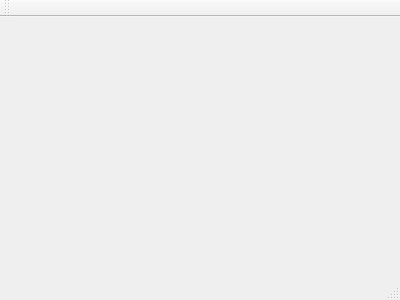
v-gromov/opencv_summer, file mainwindow.ui: the form before one commit.
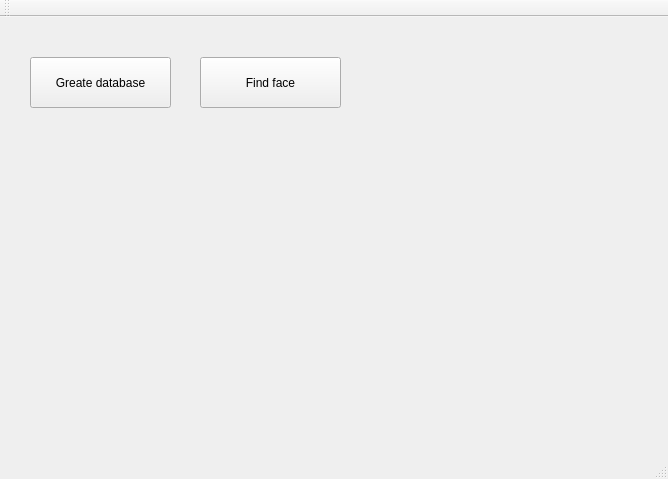
The form after the commit.

```diff
--- a/mainwindow.ui
+++ b/mainwindow.ui
@@ -1,24 +1,66 @@
 <ui version="4.0">
  <class>MainWindow</class>
- <widget class="QMainWindow" name="MainWindow" >
-  <property name="geometry" >
+ <widget class="QMainWindow" name="MainWindow">
+  <property name="geometry">
    <rect>
     <x>0</x>
     <y>0</y>
-    <width>400</width>
-    <height>300</height>
+    <width>668</width>
+    <height>479</height>
    </rect>
   </property>
   <property name="windowTitle" >
    <string>MainWindow</string>
   </property>
-  <widget class="QMenuBar" name="menuBar" />
-  <widget class="QToolBar" name="mainToolBar" />
-  <widget class="QWidget" name="centralWidget" />
-  <widget class="QStatusBar" name="statusBar" />
+  <widget class="QWidget" name="centralWidget">
+   <widget class="QPushButton" name="Button_create_database">
+    <property name="geometry">
+     <rect>
+      <x>30</x>
+      <y>40</y>
+      <width>141</width>
+      <height>51</height>
+     </rect>
+    </property>
+    <property name="text">
+     <string>Greate database</string>
+    </property>
+   </widget>
+   <widget class="QPushButton" name="Button_Find_face">
+    <property name="geometry">
+     <rect>
+      <x>200</x>
+      <y>40</y>
+      <width>141</width>
+      <height>51</height>
+     </rect>
+    </property>
+    <property name="text">
+     <string>Find face</string>
+    </property>
+   </widget>
+  </widget>
+  <widget class="QMenuBar" name="menuBar">
+   <property name="geometry">
+    <rect>
+     <x>0</x>
+     <y>0</y>
+     <width>668</width>
+     <height>20</height>
+    </rect>
+   </property>
+  </widget>
+  <widget class="QToolBar" name="mainToolBar">
+   <attribute name="toolBarArea">
+    <enum>TopToolBarArea</enum>
+   </attribute>
+   <attribute name="toolBarBreak">
+    <bool>false</bool>
+   </attribute>
+  </widget>
+  <widget class="QStatusBar" name="statusBar"/>
  </widget>
- <layoutDefault spacing="6" margin="11" />
- <pixmapfunction></pixmapfunction>
+ <layoutdefault spacing="6" margin="11"/>
  <resources/>
  <connections/>
 </ui>
```
Left out of the diff: 3 changed lines with no effect on the pictures.
